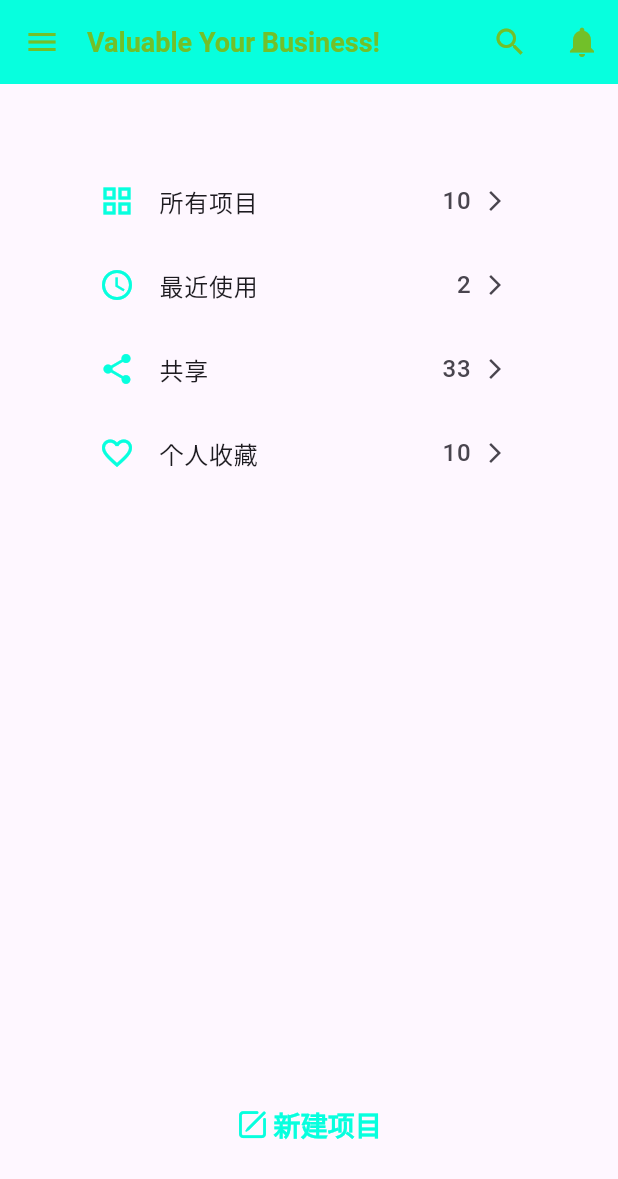
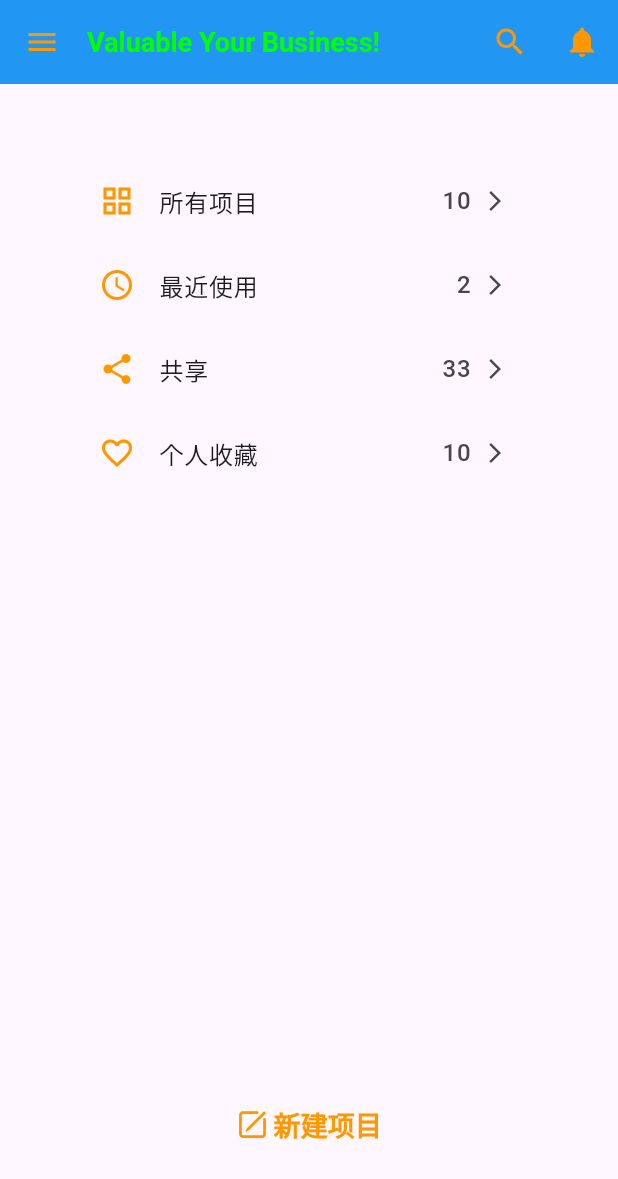
Before and after one commit to MrZhangsun/flutter-valuable, a Flutter app: the screen it shows after launch, on a phone screen of 412 x 824 dp. Shown: the top 1179 px of the screen. Run offline on Flutter 3.47's test engine with Material 3 defaults, Android fonts, the phone set to English and light mode, and no system bars; our stand-ins replace drift, drift_sqflite, logger; accounts and stored records are empty; generated files the repository leaves out were written again.

Commit message:
重构主题

```diff
--- a/lib/features/home.dart
+++ b/lib/features/home.dart
@@ -54,17 +54,19 @@ class _HomePageState extends State<HomePage> {
           title: const Text(
             'Valuable Your Business!',
             style: TextStyle(
-                fontSize: 18.0, color: fontColor, fontWeight: FontWeight.bold),
+                fontSize: 18.0,
+                color: AppColors.textColor,
+                fontWeight: FontWeight.bold),
           ),
           titleSpacing: 2.0,
-          iconTheme: const IconThemeData(color: fontColor),
+          iconTheme: const IconThemeData(color: AppColors.iconColor),
           actions: [
             IconButton(
               onPressed: () {
                 _logger.i("app bar search...");
               },
               icon: const Icon(Icons.search),
-              color: fontColor,
+              color: AppColors.accentColor,
             ),
             IconButton(
                 onPressed: () {
@@ -72,10 +74,10 @@ class _HomePageState extends State<HomePage> {
                 },
                 icon: const Icon(
                   Icons.notifications,
-                  color: fontColor,
+                  color: AppColors.iconColor,
                 ))
           ],
-          backgroundColor: themeColor,
+          backgroundColor: AppColors.primaryColor,
         ),
         drawer: const Profile(),
         body: Padding(
@@ -93,7 +95,7 @@ class _HomePageState extends State<HomePage> {
                     return ListTile(
                       leading: Icon(
                         categories[index]['icon'],
-                        color: themeColor,
+                        color: AppColors.iconColor,
                       ),
                       title: Text(categories[index]['name']),
                       trailing: Row(
@@ -124,7 +126,7 @@ class _HomePageState extends State<HomePage> {
                     children: [
                       Icon(
                         IconFont.creation,
-                        color: themeColor,
+                        color: AppColors.iconColor,
                         size: 22,
                       ),
                       const SizedBox(
@@ -134,7 +136,7 @@ class _HomePageState extends State<HomePage> {
                           style: TextStyle(
                               fontSize: 18,
                               fontWeight: FontWeight.bold,
-                              color: themeColor))
+                              color: AppColors.iconColor))
                     ],
                   ))
             ],
--- a/lib/features/start.dart
+++ b/lib/features/start.dart
@@ -12,7 +12,7 @@ class StartBusinssPage extends StatelessWidget {
       appBar: AppBar(
         title: const Text("新建"),
       ),
-      body: Text("data"),
+      body: const Text("data"),
     );
   }
 }
--- a/lib/main.dart
+++ b/lib/main.dart
@@ -22,9 +22,9 @@ class ValuableApp extends StatelessWidget {
         useMaterial3: true,
       ),
       home: const HomePage(),
-      routes: {
-        '/start': (context) => StartBusinssPage(),
-      },
+      // routes: {
+      //   '/start': (context) => const StartBusinssPage(),
+      // },
       debugShowCheckedModeBanner: false,
     );
   }
--- a/lib/services/constants.dart
+++ b/lib/services/constants.dart
@@ -1,10 +1,17 @@
 import 'package:flutter/material.dart';
 
 const String baseUrl = 'http://127.0.0.1:8080';
-const Color fontColor = Color.fromARGB(255, 114, 192, 41);
-const Color themeColor = Color.fromARGB(255, 7, 255, 222);
 
 class IconFont {
   static IconData creation =
       const IconData(0xe691, matchTextDirection: true, fontFamily: "iconfont");
 }
+
+class AppColors {
+  static const Color primaryColor = Colors.blue;
+  static const Color secondaryColor = Colors.green;
+  static const Color backgroundColor = Colors.white;
+  static const Color textColor = Color.fromRGBO(0, 255, 0, 1);
+  static const Color accentColor = Colors.orange;
+  static const Color iconColor = Colors.orange;
+}
```
Also changed, not shown: lib/features/list.dart (+15 -3 lines).
